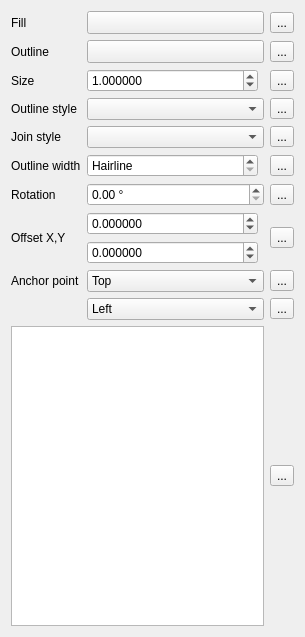
This is src/ui/symbollayer/widget_simplemarker.ui in carsmie/QGIS as Qt 5 draws it before an edit. The edited form follows.
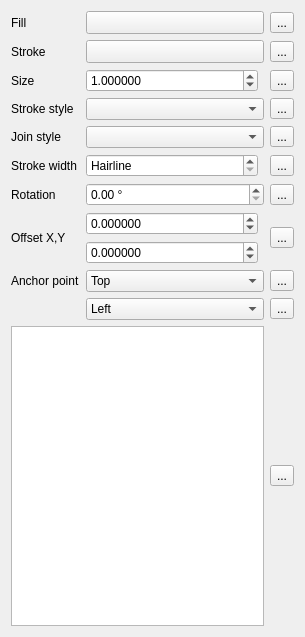
This is the edited form. Custom widgets are drawn as their Qt base class.

Commit message:
[needs-docs] Rename Outline and Border -> Stroke
This change is being driven by:

- need for consistent terminology in the api. Currently there's
a confusing mix of border/outline used
- need for consistent terminology in the gui - we have a mix
of "border"/"outline"/"pen"
- bringing QGIS into line with the standard terminology used
in other graphic editing programs

The edit to the form file:
```diff
--- a/src/ui/symbollayer/widget_simplemarker.ui
+++ b/src/ui/symbollayer/widget_simplemarker.ui
@@ -23,7 +23,7 @@
       </sizepolicy>
      </property>
      <property name="text">
-      <string>Outline</string>
+      <string>Stroke</string>
      </property>
     </widget>
    </item>
@@ -37,7 +37,7 @@
    <item row="3" column="0">
     <widget class="QLabel" name="mOutlineStyleLabel">
      <property name="text">
-      <string>Outline style</string>
+      <string>Stroke style</string>
      </property>
     </widget>
    </item>
@@ -163,7 +163,7 @@
    <item row="5" column="0">
     <widget class="QLabel" name="mOutlineWidthLabel">
      <property name="text">
-      <string>Outline width</string>
+      <string>Stroke width</string>
      </property>
     </widget>
    </item>
```
Left out of the diff: 22 changed lines with no effect on the pictures. The commit also changes 148 other files.
